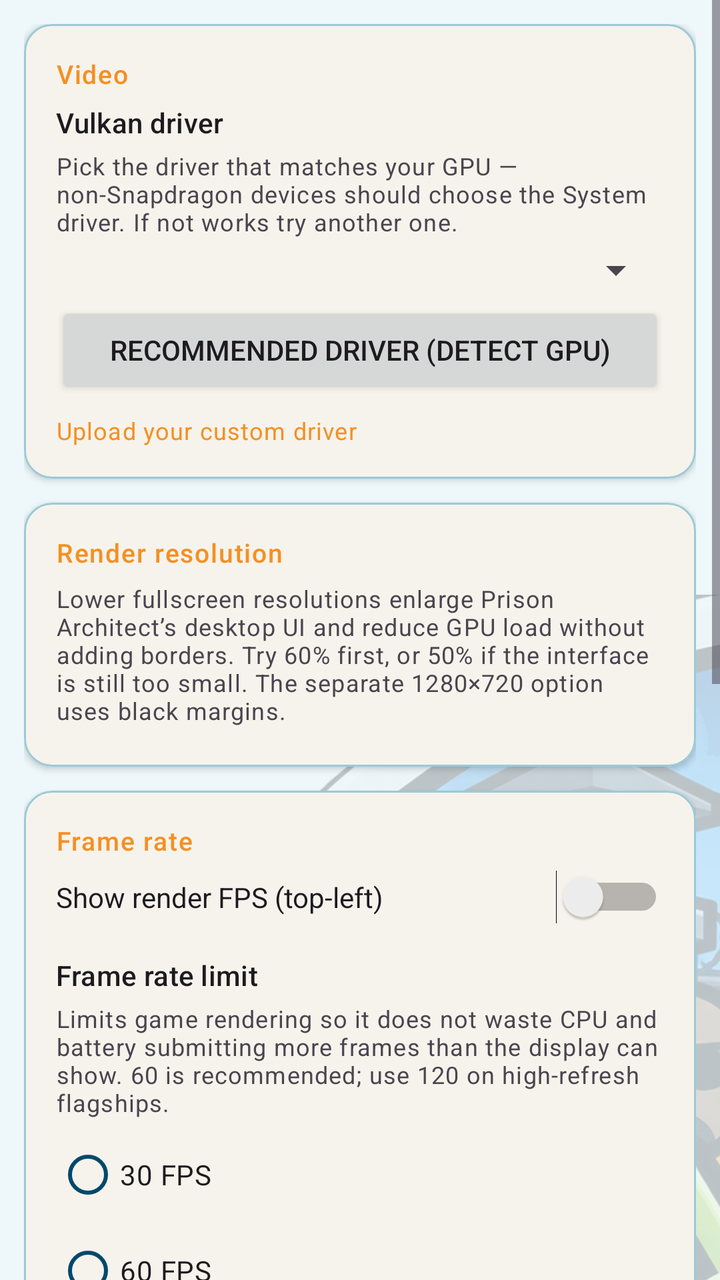
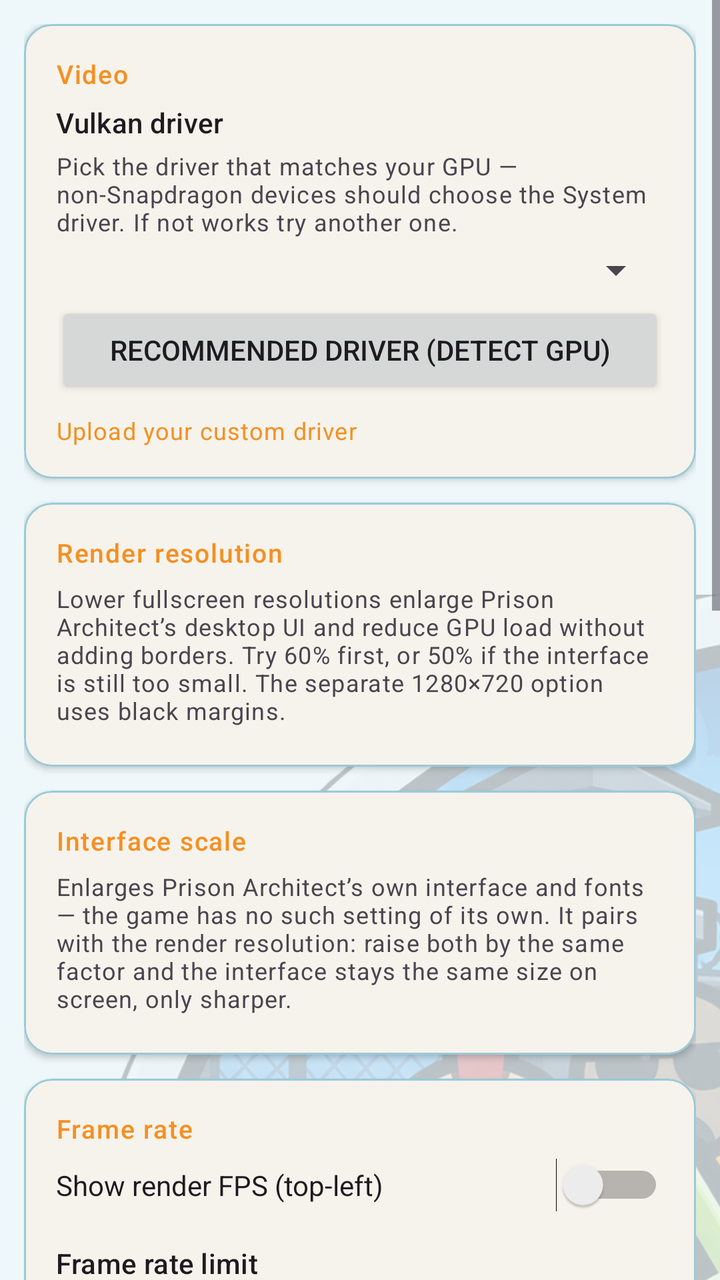

Two renders of the same Android screen: before a commit and after it. Below are the layout's source before the change and the commit's diff.
<!-- AndroidManifest.xml: application theme AppTheme -->
<!-- res/layout/fragment_settings.xml -->
<?xml version="1.0" encoding="utf-8"?>
<ScrollView xmlns:android="http://schemas.android.com/apk/res/android"
    xmlns:app="http://schemas.android.com/apk/res-auto"
    android:layout_width="match_parent"
    android:layout_height="match_parent">

  <LinearLayout
    android:layout_width="match_parent"
    android:layout_height="wrap_content"
    android:orientation="vertical"
    android:padding="12dp">

    
    <com.google.android.material.card.MaterialCardView
        android:layout_width="match_parent"
        android:layout_height="wrap_content"
        android:layout_marginBottom="12dp"
        app:cardCornerRadius="14dp"
        app:cardElevation="2dp">

      <LinearLayout
          android:layout_width="match_parent"
          android:layout_height="wrap_content"
          android:orientation="vertical"
          android:padding="16dp">

        <TextView
            style="@style/AppTheme.CardHeader"
            android:layout_width="wrap_content"
            android:layout_height="wrap_content"
            android:text="@string/card_video"
            android:layout_marginBottom="6dp" />

        
        <TextView
            android:layout_width="wrap_content"
            android:layout_height="wrap_content"
            android:text="@string/renderer"
            android:textAppearance="?attr/textAppearanceTitleSmall"
            android:layout_marginBottom="4dp"
            android:visibility="gone" />

        <RadioGroup
            android:id="@+id/rg_renderer"
            android:layout_width="wrap_content"
            android:layout_height="wrap_content"
            android:layout_marginBottom="16dp"
            android:visibility="gone">

          <RadioButton
              android:id="@+id/rb_zink_zfa"
              android:layout_width="wrap_content"
              android:layout_height="wrap_content"
              android:text="@string/zink_zfa_label" />

          <RadioButton
              android:id="@+id/rb_mobileglues"
              android:layout_width="wrap_content"
              android:layout_height="wrap_content"
              android:text="@string/mobileglues_label" />
        </RadioGroup>

        <TextView
            android:layout_width="wrap_content"
            android:layout_height="wrap_content"
            android:text="@string/vulkan_driver"
            android:textAppearance="?attr/textAppearanceTitleSmall"
            android:layout_marginBottom="4dp" />

        <TextView
            android:layout_width="wrap_content"
            android:layout_height="wrap_content"
            android:text="@string/vulkan_driver_hint"
            android:textAppearance="?attr/textAppearanceBodySmall"
            android:layout_marginBottom="4dp" />

        <Spinner
            android:id="@+id/spinner_vulkan_driver"
            android:layout_width="match_parent"
            android:layout_height="wrap_content"
            android:layout_marginBottom="4dp" />

        <Button
            android:id="@+id/btn_recommend_driver"
            android:layout_width="match_parent"
            android:layout_height="wrap_content"
            android:text="@string/driver_recommend"
            android:textSize="14dp" />

        
        <TextView
            android:id="@+id/tv_upload_driver"
            android:layout_width="wrap_content"
            android:layout_height="wrap_content"
            android:layout_marginTop="8dp"
            android:text="@string/upload_custom_driver"
            android:textColor="?attr/colorPrimary"
            android:textAppearance="?attr/textAppearanceBodySmall"
            android:clickable="true"
            android:focusable="true" />
      </LinearLayout>
    </com.google.android.material.card.MaterialCardView>

    
    
    <com.google.android.material.card.MaterialCardView
        android:layout_width="match_parent"
        android:layout_height="wrap_content"
        android:layout_marginBottom="12dp"
        app:cardCornerRadius="14dp"
        app:cardElevation="2dp">

      <LinearLayout
          android:layout_width="match_parent"
          android:layout_height="wrap_content"
          android:orientation="vertical"
          android:padding="16dp">

        <TextView
            style="@style/AppTheme.CardHeader"
            android:layout_width="wrap_content"
            android:layout_height="wrap_content"
            android:text="@string/render_res_label"
            android:layout_marginBottom="6dp" />

        <TextView
            android:layout_width="wrap_content"
            android:layout_height="wrap_content"
            android:text="@string/render_res_hint"
            android:textAppearance="?attr/textAppearanceBodySmall"
            android:layout_marginBottom="4dp" />

        <RadioGroup
            android:id="@+id/rg_render_res"
            android:layout_width="wrap_content"
            android:layout_height="wrap_content"
            android:orientation="vertical" />
      </LinearLayout>
    </com.google.android.material.card.MaterialCardView>

    
    
    <com.google.android.material.card.MaterialCardView
        android:layout_width="match_parent"
        android:layout_height="wrap_content"
        android:layout_marginBottom="12dp"
        android:visibility="gone"
        app:cardCornerRadius="14dp"
        app:cardElevation="2dp">

      <LinearLayout
          android:layout_width="match_parent"
          android:layout_height="wrap_content"
          android:orientation="vertical"
          android:padding="16dp">

        <TextView
            style="@style/AppTheme.CardHeader"
            android:layout_width="wrap_content"
            android:layout_height="wrap_content"
            android:text="@string/texq_label"
            android:layout_marginBottom="6dp" />

        <RadioGroup
            android:id="@+id/rg_texq"
            android:layout_width="match_parent"
            android:layout_height="wrap_content"
            android:orientation="horizontal"
            android:layout_marginBottom="8dp">

            <RadioButton
                android:id="@+id/rb_texq_no"
                android:layout_width="wrap_content"
                android:layout_height="wrap_content"
                android:layout_marginEnd="16dp"
                android:text="@string/texq_no" />

            <RadioButton
                android:id="@+id/rb_texq_low"
                android:layout_width="wrap_content"
                android:layout_height="wrap_content"
                android:layout_marginEnd="16dp"
                android:text="@string/texq_low" />

            <RadioButton
                android:id="@+id/rb_texq_ultra"
                android:layout_width="wrap_content"
                android:layout_height="wrap_content"
                android:text="@string/texq_ultra"
                android:visibility="gone" />
        </RadioGroup>

        <TextView
            android:layout_width="wrap_content"
            android:layout_height="wrap_content"
            android:text="@string/texq_hint"
            android:textAppearance="?attr/textAppearanceBodySmall" />
      </LinearLayout>
    </com.google.android.material.card.MaterialCardView>

    
    <com.google.android.material.card.MaterialCardView
        android:layout_width="match_parent"
        android:layout_height="wrap_content"
        android:layout_marginBottom="12dp"
        app:cardCornerRadius="14dp"
        app:cardElevation="2dp">

      <LinearLayout
          android:layout_width="match_parent"
          android:layout_height="wrap_content"
          android:orientation="vertical"
          android:padding="16dp">

        <TextView
            style="@style/AppTheme.CardHeader"
            android:layout_width="wrap_content"
            android:layout_height="wrap_content"
            android:text="@string/card_fps"
            android:layout_marginBottom="6dp" />

        <Switch
            android:id="@+id/sw_show_fps"
            android:layout_width="match_parent"
            android:layout_height="wrap_content"
            android:textSize="14sp"
            android:text="@string/show_fps_label" />

        
        <TextView
            android:layout_width="wrap_content"
            android:layout_height="wrap_content"
            android:text="@string/fps_cap_label"
            android:textAppearance="?attr/textAppearanceTitleSmall"
            android:layout_marginTop="16dp"
            android:layout_marginBottom="4dp" />

        <TextView
            android:layout_width="wrap_content"
            android:layout_height="wrap_content"
            android:text="@string/fps_cap_hint"
            android:textAppearance="?attr/textAppearanceBodySmall"
            android:layout_marginBottom="4dp" />

        <RadioGroup
            android:id="@+id/rg_fps_cap"
            android:layout_width="match_parent"
            android:layout_height="wrap_content"
            android:orientation="vertical">

            <RadioButton
                android:id="@+id/rb_fps_30"
                android:layout_width="wrap_content"
                android:layout_height="wrap_content"
                android:layout_marginEnd="16dp"
                android:text="@string/fps_cap_30" />

            <RadioButton
                android:id="@+id/rb_fps_60"
                android:layout_width="wrap_content"
                android:layout_height="wrap_content"
                android:layout_marginEnd="16dp"
                android:text="@string/fps_cap_60" />

            <RadioButton
                android:id="@+id/rb_fps_120"
                android:layout_width="wrap_content"
                android:layout_height="wrap_content"
                android:layout_marginEnd="16dp"
                android:text="@string/fps_cap_120" />

            <RadioButton
                android:id="@+id/rb_fps_off"
                android:layout_width="wrap_content"
                android:layout_height="wrap_content"
                android:text="@string/fps_cap_off" />
        </RadioGroup>
      </LinearLayout>
    </com.google.android.material.card.MaterialCardView>

    
    <com.google.android.material.card.MaterialCardView
        android:layout_width="match_parent"
        android:layout_height="wrap_content"
        android:layout_marginBottom="12dp"
        app:cardCornerRadius="14dp"
        app:cardElevation="2dp">

      <LinearLayout
          android:layout_width="match_parent"
          android:layout_height="wrap_content"
          android:orientation="vertical"
          android:padding="16dp">

        <TextView
            style="@style/AppTheme.CardHeader"
            android:layout_width="wrap_content"
            android:layout_height="wrap_content"
            android:text="@string/card_controls"
            android:layout_marginBottom="6dp" />

        <Button
            android:id="@+id/btn_edit_controls"
            android:layout_width="match_parent"
            android:layout_height="wrap_content"
            android:text="@string/edit_controls" />

        <Button
            android:id="@+id/btn_gamepad_mapper"
            android:layout_width="match_parent"
            android:layout_height="wrap_content"
            android:layout_marginTop="8dp"
            android:text="@string/gamepad_mapper_settings_btn" />

        <Switch
            android:id="@+id/sw_haptic"
            android:layout_width="match_parent"
            android:layout_height="wrap_content"
            android:layout_marginTop="16dp"
            android:textSize="14sp"
            android:text="@string/haptic_label" />

        <Switch
            android:id="@+id/sw_drag_pan"
            android:layout_width="match_parent"
            android:layout_height="wrap_content"
            android:layout_marginTop="12dp"
            android:textSize="14sp"
            android:text="@string/drag_pan_label" />

        <Switch
            android:id="@+id/sw_reverse_landscape"
            android:layout_width="match_parent"
            android:layout_height="wrap_content"
            android:layout_marginTop="12dp"
            android:textSize="14sp"
            android:text="@string/reverse_landscape_label" />

        <TextView
            android:layout_width="match_parent"
            android:layout_height="wrap_content"
            android:layout_marginTop="4dp"
            android:textSize="12sp"
            android:alpha="0.7"
            android:text="@string/reverse_landscape_hint" />
      </LinearLayout>
    </com.google.android.material.card.MaterialCardView>

    

    
    <com.google.android.material.card.MaterialCardView
        android:layout_width="match_parent"
        android:layout_height="wrap_content"
        android:layout_marginBottom="12dp"
        app:cardCornerRadius="14dp"
        app:cardElevation="2dp">

      <LinearLayout
          android:layout_width="match_parent"
          android:layout_height="wrap_content"
          android:orientation="vertical"
          android:padding="16dp">

        
        <TextView
            android:id="@+id/tv_advanced_header"
            style="@style/AppTheme.CardHeader"
            android:layout_width="match_parent"
            android:layout_height="wrap_content"
            android:text="@string/card_advanced"
            android:drawableEnd="@android:drawable/arrow_down_float"
            android:clickable="true"
            android:focusable="true" />

        <LinearLayout
            android:id="@+id/ll_advanced_content"
            android:layout_width="match_parent"
            android:layout_height="wrap_content"
            android:orientation="vertical"
            android:visibility="gone">

          <Switch
              android:id="@+id/sw_debug"
              android:layout_width="match_parent"
              android:layout_height="wrap_content"
              android:layout_marginTop="12dp"
              android:textSize="14sp"
              android:text="@string/debug_mode" />

          
          <TextView
              android:layout_width="wrap_content"
              android:layout_height="wrap_content"
              android:layout_marginTop="16dp"
              android:text="@string/env_section_header"
              android:textAppearance="?attr/textAppearanceTitleSmall" />

          <EditText
              android:id="@+id/et_env_vars"
              android:layout_width="match_parent"
              android:layout_height="wrap_content"
              android:layout_marginTop="4dp"
              android:fontFamily="monospace"
              android:textSize="13sp"
              android:inputType="textNoSuggestions|textMultiLine|textVisiblePassword"
              android:hint="@string/env_vars_hint_example" />

          <TextView
              android:layout_width="match_parent"
              android:layout_height="wrap_content"
              android:text="@string/env_vars_hint"
              android:textAppearance="?attr/textAppearanceBodySmall"
              android:layout_marginTop="4dp"
              android:layout_marginBottom="4dp" />

          <Switch
              android:id="@+id/sw_compat_mode"
              android:layout_width="match_parent"
              android:layout_height="wrap_content"
              android:layout_marginTop="16dp"
              android:textSize="14sp"
              android:text="@string/compat_mode_label"
              android:visibility="gone" />

          <TextView
              android:layout_width="match_parent"
              android:layout_height="wrap_content"
              android:layout_marginTop="2dp"
              android:textAppearance="?attr/textAppearanceBodySmall"
              android:alpha="0.7"
              android:text="@string/compat_mode_hint"
              android:visibility="gone" />

          
          <Switch
              android:id="@+id/sw_strict_barriers"
              android:layout_width="wrap_content"
              android:layout_height="wrap_content"
              android:text="@string/strict_barriers"
              android:visibility="gone" />

          <Button
              android:id="@+id/btn_smoketest"
              android:layout_width="wrap_content"
              android:layout_height="wrap_content"
              android:text="@string/smoketest_label"
              android:visibility="gone" />

          <Button
              android:id="@+id/btn_steam_dl"
              android:layout_width="wrap_content"
              android:layout_height="wrap_content"
              android:text="@string/steam_dl_label"
              android:visibility="gone" />

          <TextView
              android:id="@+id/tv_steam_dl_status"
              android:layout_width="match_parent"
              android:layout_height="wrap_content"
              android:textIsSelectable="true"
              android:visibility="gone"
              android:textSize="12sp" />

          
          <LinearLayout
              android:layout_width="match_parent"
              android:layout_height="wrap_content"
              android:orientation="vertical"
              android:visibility="gone">

            <TextView
                android:id="@+id/tv_render_scale_label"
                android:layout_width="wrap_content"
                android:layout_height="wrap_content"
                android:text="Render scale: 60%"
                android:textAppearance="?attr/textAppearanceTitleSmall" />

            <SeekBar
                android:id="@+id/sb_render_scale"
                android:layout_width="match_parent"
                android:layout_height="wrap_content"
                android:max="33"
                android:progress="5" />
          </LinearLayout>
        </LinearLayout>
      </LinearLayout>
    </com.google.android.material.card.MaterialCardView>

  </LinearLayout>
</ScrollView>
<!-- resources referenced by this layout -->
<resources>
  <string name="card_advanced">Advanced</string>
  <string name="card_controls">Controls</string>
  <string name="card_fps">Frame rate</string>
  <string name="card_video">Video</string>
  <string name="compat_mode_label">Compatibility mode</string>
  <string name="debug_mode">Debug mode (verbose log)</string>
  <string name="drag_pan_label">Drag an empty area to pan the camera</string>
  <string name="driver_recommend">Recommended driver (detect GPU)</string>
  <string name="edit_controls">Edit on-screen controls…</string>
  <string name="env_section_header">Environment variables</string>
  <string name="fps_cap_120">120 FPS</string>
  <string name="fps_cap_30">30 FPS</string>
  <string name="fps_cap_60">60 FPS</string>
  <string name="fps_cap_label">Frame rate limit</string>
  <string name="fps_cap_off">No limit</string>
  <string name="gamepad_mapper_settings_btn">Gamepad mapping</string>
  <string name="haptic_label">Vibrate on button press</string>
  <string name="render_res_label">Render resolution</string>
  <string name="renderer">Renderer</string>
  <string name="reverse_landscape_label">Mirror the picture (180°)</string>
  <string name="show_fps_label">Show render FPS (top-left)</string>
  <string name="smoketest_label">Test software renderer (OSMesa)</string>
  <string name="steam_dl_label">Steam download spike (RimWorld)</string>
  <string name="texq_label">Texture memory</string>
  <string name="texq_low">Low (recommended)</string>
  <string name="texq_no">Original</string>
  <string name="texq_ultra">Ultra low</string>
  <string name="upload_custom_driver">Upload your custom driver</string>
  <string name="vulkan_driver">Vulkan driver</string>
  <string name="zink_zfa_label">Zink ZFA (Vulkan, recommended)</string>
  <color name="rd_primary">#F49022</color>
  <color name="rd_on_primary">#191D22</color>
  <color name="rd_primary_container">#F69F35</color>
  <color name="rd_on_primary_container">#191D22</color>
  <color name="md_theme_outline">#0077A1</color>
  <color name="md_theme_secondary">#0077A1</color>
  <color name="md_theme_onSecondary">#FFFFFF</color>
  <color name="md_theme_secondaryContainer">#CBEAF3</color>
  <color name="md_theme_onSecondaryContainer">#00273E</color>
  <color name="md_theme_tertiary">#00486C</color>
  <color name="md_theme_onTertiary">#FFFFFF</color>
  <color name="md_theme_tertiaryContainer">#B9DCE8</color>
  <color name="md_theme_onTertiaryContainer">#00273E</color>
  <color name="md_theme_error">#BA1A1A</color>
  <color name="md_theme_onError">#FFFFFF</color>
  <color name="md_theme_errorContainer">#FFDAD6</color>
  <color name="md_theme_onErrorContainer">#410002</color>
  <color name="md_theme_background">#EEF7FA</color>
  <color name="md_theme_onBackground">#00273E</color>
  <color name="md_theme_surface">#F7FBFC</color>
  <color name="md_theme_onSurface">#00273E</color>
  <color name="md_theme_surfaceVariant">#D9EDF3</color>
  <color name="md_theme_onSurfaceVariant">#00486C</color>
  <color name="md_theme_outlineVariant">#9ACAD9</color>
  <color name="md_theme_inverseSurface">#032E49</color>
  <color name="md_theme_inverseOnSurface">#F2F2E6</color>
  <color name="md_theme_inversePrimary">#F69F35</color>
  <color name="md_theme_surfaceDim">#D8EAF0</color>
  <color name="md_theme_surfaceBright">#FFFFFF</color>
  <color name="md_theme_surfaceContainerLowest">#FFFFFF</color>
  <color name="md_theme_surfaceContainerLow">#F1F8FA</color>
  <color name="md_theme_surfaceContainer">#E9F4F7</color>
  <color name="md_theme_surfaceContainerHigh">#E0EFF4</color>
  <color name="md_theme_surfaceContainerHighest">#D7EAF0</color>
  <!-- unchanged entries left out for length: 18 -->
</resources>

<!-- the commit's change to res/layout/fragment_settings.xml (unified diff, before → after) -->
@@ -139,6 +139,42 @@
     </com.google.android.material.card.MaterialCardView>
 
     
+    <com.google.android.material.card.MaterialCardView
+        android:layout_width="match_parent"
+        android:layout_height="wrap_content"
+        android:layout_marginBottom="12dp"
+        app:cardCornerRadius="14dp"
+        app:cardElevation="2dp">
+
+      <LinearLayout
+          android:layout_width="match_parent"
+          android:layout_height="wrap_content"
+          android:orientation="vertical"
+          android:padding="16dp">
+
+        <TextView
+            style="@style/AppTheme.CardHeader"
+            android:layout_width="wrap_content"
+            android:layout_height="wrap_content"
+            android:text="@string/uiscale_label"
+            android:layout_marginBottom="6dp" />
+
+        <TextView
+            android:layout_width="wrap_content"
+            android:layout_height="wrap_content"
+            android:text="@string/uiscale_hint"
+            android:textAppearance="?attr/textAppearanceBodySmall"
+            android:layout_marginBottom="4dp" />
+
+        <RadioGroup
+            android:id="@+id/rg_uiscale"
+            android:layout_width="wrap_content"
+            android:layout_height="wrap_content"
+            android:orientation="vertical" />
+      </LinearLayout>
+    </com.google.android.material.card.MaterialCardView>
+
+    
     
     <com.google.android.material.card.MaterialCardView
         android:layout_width="match_parent"
<!-- resource entries referenced after the edit -->
@@ -27,6 +27,8 @@
   <string name="texq_low">Low (recommended)</string>
   <string name="texq_no">Original</string>
   <string name="texq_ultra">Ultra low</string>
+  <string name="uiscale_hint">Enlarges Prison Architect’s own interface and fonts — the game has no such setting of its own. It pairs with the render resolution: raise both by the same factor and the interface stays the same size on screen, only sharper.</string>
+  <string name="uiscale_label">Interface scale</string>
   <string name="upload_custom_driver">Upload your custom driver</string>
   <string name="vulkan_driver">Vulkan driver</string>
   <string name="zink_zfa_label">Zink ZFA (Vulkan, recommended)</string>
